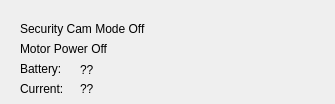
Old version of the form qt.ui in the repository embedCreativity/PalmettoGUI.
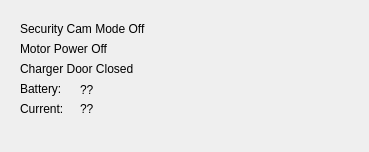
New version of the form.

Commit message: added support for charger door

Diff of the .ui file:
```diff
--- a/qt.ui
+++ b/qt.ui
@@ -6,8 +6,8 @@
    <rect>
     <x>0</x>
     <y>0</y>
-    <width>335</width>
-    <height>104</height>
+    <width>369</width>
+    <height>152</height>
    </rect>
   </property>
   <property name="windowTitle">
@@ -17,7 +17,7 @@
    <property name="geometry">
     <rect>
      <x>80</x>
-     <y>60</y>
+     <y>80</y>
      <width>61</width>
      <height>20</height>
     </rect>
@@ -30,7 +30,7 @@
    <property name="geometry">
     <rect>
      <x>20</x>
-     <y>60</y>
+     <y>80</y>
      <width>61</width>
      <height>17</height>
     </rect>
@@ -56,7 +56,7 @@
    <property name="geometry">
     <rect>
      <x>20</x>
-     <y>80</y>
+     <y>100</y>
      <width>68</width>
      <height>17</height>
     </rect>
@@ -69,7 +69,7 @@
    <property name="geometry">
     <rect>
      <x>80</x>
-     <y>80</y>
+     <y>100</y>
      <width>68</width>
      <height>17</height>
     </rect>
@@ -91,6 +91,19 @@
     <string>Security Cam Mode Off</string>
    </property>
   </widget>
+  <widget class="QLabel" name="lblChargerDoor">
+   <property name="geometry">
+    <rect>
+     <x>20</x>
+     <y>60</y>
+     <width>151</width>
+     <height>17</height>
+    </rect>
+   </property>
+   <property name="text">
+    <string>Charger Door Closed</string>
+   </property>
+  </widget>
  </widget>
  <resources/>
  <connections/>
```
The commit also changes 3 other files.
